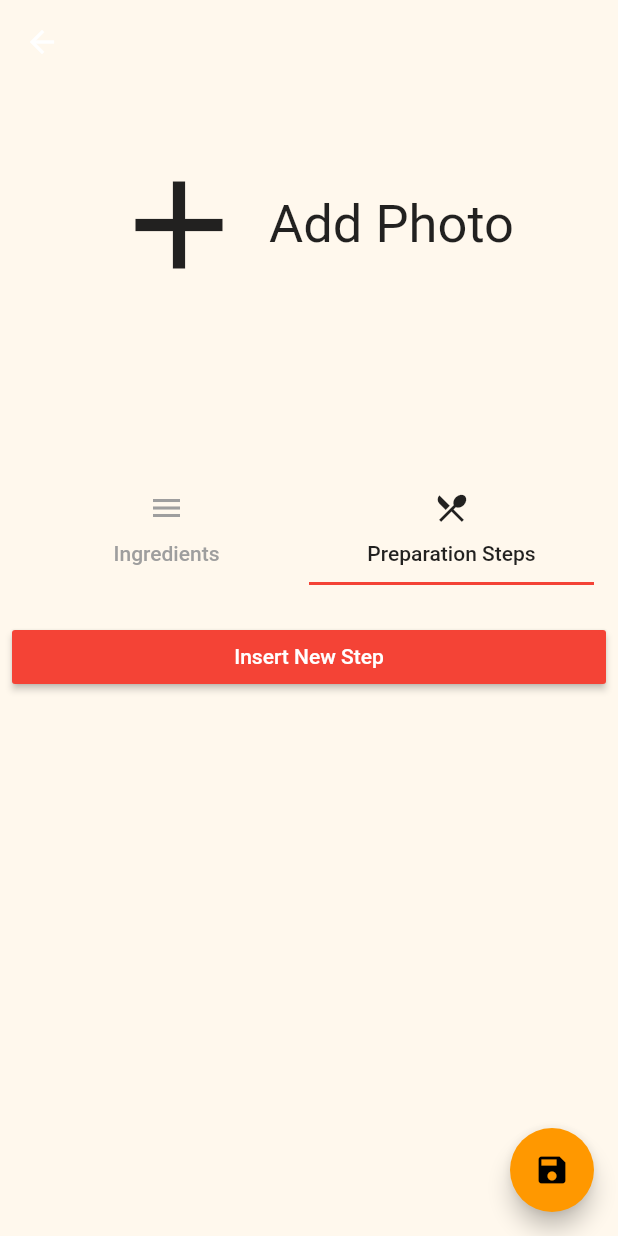
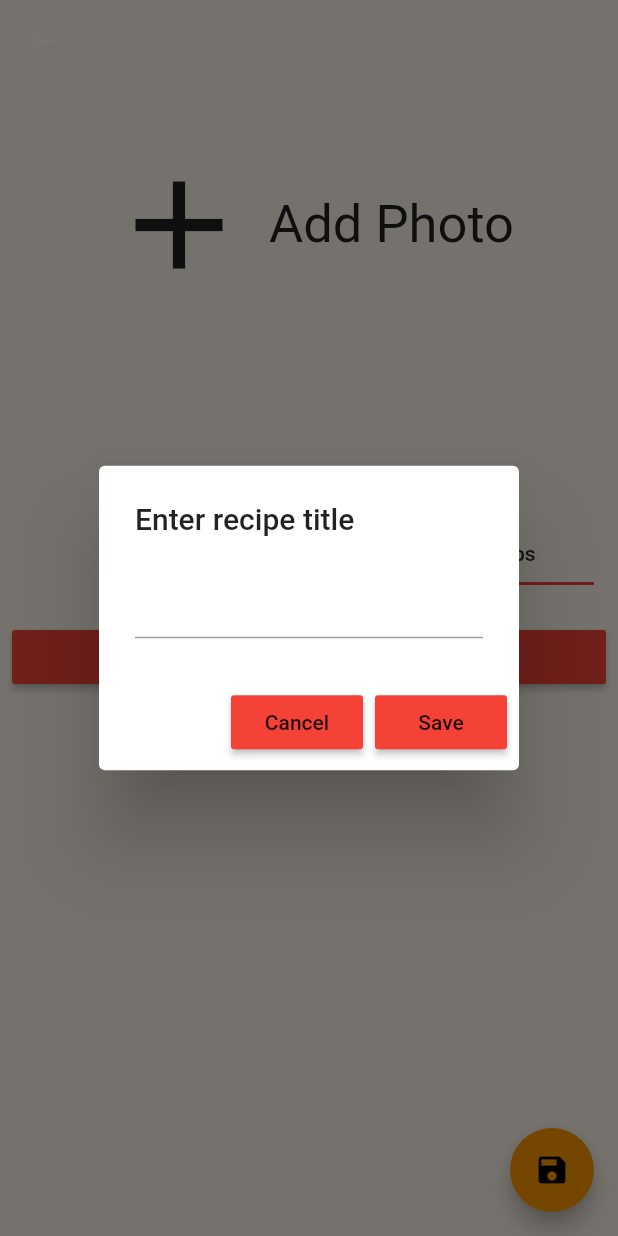
Before and after one commit to AmrMonzir/munchy, a Flutter app: the AddNewRecipeScreen screen opened directly, tab 2 chosen, after a tap on the "save" icon, on a phone screen of 412 x 824 dp. Run offline on Flutter 3.47's test engine with Material 2 defaults, Android fonts, the phone set to English and light mode, and no system bars; our stand-ins replace bordered_text, firebase_auth, firebase_core, image_picker, material_floating_search_bar, modal_progress_hud and 2 more; missing offline and left inert: dropdownfield; accounts and stored records are empty.

Commit message:
fixed adding stpes in add new recipe screen. this is a push before trying to fix a lot of things that could all go amiss.

```diff
--- a/lib/screens/add_new_rec_screen.dart
+++ b/lib/screens/add_new_rec_screen.dart
@@ -30,6 +30,8 @@ class _AddNewRecipeScreenState extends State<AddNewRecipeScreen> {
   Widget chosenImage;
   bool addPhotoPressed = false;
   TextEditingController _stepController;
+  String imageFilePath = "";
+  TextEditingController _recipeTitleController;
 
   void getImageFromDevice() {
     PickedFile pickedFile;
@@ -77,10 +79,11 @@ class _AddNewRecipeScreenState extends State<AddNewRecipeScreen> {
             File(pickedFile.path),
             fit: BoxFit.fitWidth,
           );
+          imageFilePath = pickedFile.path;
         });
       } else {
         setState(() {
-          chosenImage = Image.asset("images/placeholder_food.png");
+          chosenImage = InitChosenImage();
         });
       }
     });
@@ -90,23 +93,8 @@ class _AddNewRecipeScreenState extends State<AddNewRecipeScreen> {
   void initState() {
     masterBloc = BlocProvider.of<MasterBloc>(context);
     _ingListController = ScrollController();
-    chosenImage = Row(
-      mainAxisAlignment: MainAxisAlignment.center,
-      textBaseline: TextBaseline.alphabetic,
-      children: [
-        Icon(
-          Icons.add,
-          size: 100,
-        ),
-        SizedBox(
-          width: 10,
-        ),
-        Text(
-          "Add Photo",
-          style: TextStyle(fontSize: 35),
-        ),
-      ],
-    );
+    _recipeTitleController = TextEditingController();
+    chosenImage = InitChosenImage();
     super.initState();
   }
 
@@ -122,19 +110,60 @@ class _AddNewRecipeScreenState extends State<AddNewRecipeScreen> {
       floatingActionButton: FloatingActionButton(
         child: Icon(Icons.save),
         onPressed: () {
+          showDialog(
+            context: context,
+            builder: (context) {
+              return AlertDialog(
+                title: Text("Enter recipe title"),
+                content: TextField(
+                  controller: _recipeTitleController,
+                  onChanged: (value) {
+                    setState(() {
+                      recipeTitle = value;
+                    });
+                  },
+                ),
+                actions: [
+                  RaisedButton(
+                    color: kPrimaryColor,
+                    child: Text("Cancel"),
+                    onPressed: () {
+                      Navigator.of(context).pop();
+                    },
+                  ),
+                  RaisedButton(
+                    color: kPrimaryColor,
+                    child: Text("Save"),
+                    onPressed: () {
                       // TODO save recipe in db
-          step.RecipeInstructions recipeInstructions;
-          recipeInstructions.steps = recipeStepList;
+                      // step.RecipeInstructions recipeInstructions;
+                      // recipeInstructions.steps = recipeStepList;
                       List<step.RecipeInstructions> list = [];
-          list.add(recipeInstructions);
+                      list.add(step.RecipeInstructions(
+                          name: "", steps: recipeStepList));
                       masterBloc.addRec(
                         Recipe(
                             title: recipeTitle,
                             ingredientsList: ingsListOfNewRecipe,
                             analyzedInstructions: list,
-                isFavorite: true),
+                            isFavorite: true,
+                            image: imageFilePath,
+                            cheap: false,
+                            healthScore: 0,
+                            dishTypes: [""],
+                            readyInMinutes: 5,
+                            servings: 1,
+                            sourceName: "",
+                            spoonacularSourceUrl: "",
+                            summary: ""),
                       );
                       Navigator.pop(context);
+                    },
+                  ),
+                ],
+              );
+            },
+          );
         },
       ),
       backgroundColor: kScaffoldBackgroundColor,
@@ -277,21 +306,36 @@ class _AddNewRecipeScreenState extends State<AddNewRecipeScreen> {
     return ListView.builder(
       itemBuilder: (context, index) {
         if (index != _insertedStepsCount) {
-          String allSteps = "";
-          for (var step in recipeStepList) {
-            if (step.step != null)
-              allSteps += "${step.number}_ ${step.step}  \n\n";
-          }
-          return Text(
-            allSteps,
-            style: TextStyle(fontSize: 18),
+          return Dismissible(
+            background: Container(
+              color: Colors.red,
+            ),
+            key: UniqueKey(),
+            child: Column(
+              crossAxisAlignment: CrossAxisAlignment.start,
+              children: [
+                Padding(
+                  padding: const EdgeInsets.all(8.0),
+                  child: Text(
+                    "${recipeStepList[index].number}_ ${recipeStepList[index].step}",
+                    style: TextStyle(fontSize: 20),
+                  ),
+                ),
+                Divider()
+              ],
+            ),
+            onDismissed: (direction) {
+              setState(() {
+                recipeStepList.removeAt(index);
+                _insertedStepsCount--;
+              });
+            },
           );
         } else {
           String stepContents;
           return InsertNewButton(
             type: "Step",
             onPress: () {
-              //TODO insert new step code
               showDialog(
                 context: (context),
                 builder: (context) {
@@ -307,18 +351,31 @@ class _AddNewRecipeScreenState extends State<AddNewRecipeScreen> {
                     ),
                     actions: [
                       RaisedButton(
+                        color: kPrimaryColor,
                         child: Text("Cancel"),
                         onPressed: () {
                           Navigator.of(context).pop();
                         },
                       ),
                       RaisedButton(
+                        color: kPrimaryColor,
                         child: Text("Add step"),
                         onPressed: () {
                           setState(() {
-                            recipeStepList.add(step.Step(
+                            List<step.Ent> ent = [];
+                            ent.add(step.Ent(
+                                name: "",
+                                image: "",
+                                id: 0,
+                                temperature:
+                                    step.Length(unit: "", number: "")));
+                            step.Step newStep = step.Step(
+                                number: recipeStepList.length + 1,
                                 step: stepContents,
-                                number: recipeStepList.length++));
+                                length: step.Length(number: "", unit: ""),
+                                equipment: ent,
+                                ingredients: ent);
+                            recipeStepList.add(newStep);
                             _insertedStepsCount++;
                             Navigator.of(context).pop();
                           });
@@ -336,6 +393,29 @@ class _AddNewRecipeScreenState extends State<AddNewRecipeScreen> {
         }
       },
       itemCount: _insertedStepsCount + 1,
+    );
+  }
+}
+
+class InitChosenImage extends StatelessWidget {
+  @override
+  Widget build(BuildContext context) {
+    return Row(
+      mainAxisAlignment: MainAxisAlignment.center,
+      textBaseline: TextBaseline.alphabetic,
+      children: [
+        Icon(
+          Icons.add,
+          size: 100,
+        ),
+        SizedBox(
+          width: 10,
+        ),
+        Text(
+          "Add Photo",
+          style: TextStyle(fontSize: 35),
+        ),
+      ],
     );
   }
 }
--- a/lib/screens/recipe_screen.dart
+++ b/lib/screens/recipe_screen.dart
@@ -1,3 +1,5 @@
+import 'dart:io';
+
 import 'package:flutter/material.dart';
 import 'package:munchy/bloc/bloc_base.dart';
 import 'package:munchy/bloc/master_bloc.dart';
@@ -55,7 +57,11 @@ class _RecipeScreenState extends State<RecipeScreen> {
         fit: BoxFit.fitWidth,
       );
     } catch (e) {
-      return Image.asset("images/placeholder_food.png", fit: BoxFit.fitWidth);
+      try {
+        return Image.file(File(widget.recipe.image), fit: BoxFit.fitWidth);
+      } catch (e) {
+        return Image.asset("images/placeholder_food.png", fit: BoxFit.fitWidth);
+      }
     }
   }
 
```
Lines whose indentation alone changed are shown as unchanged.
